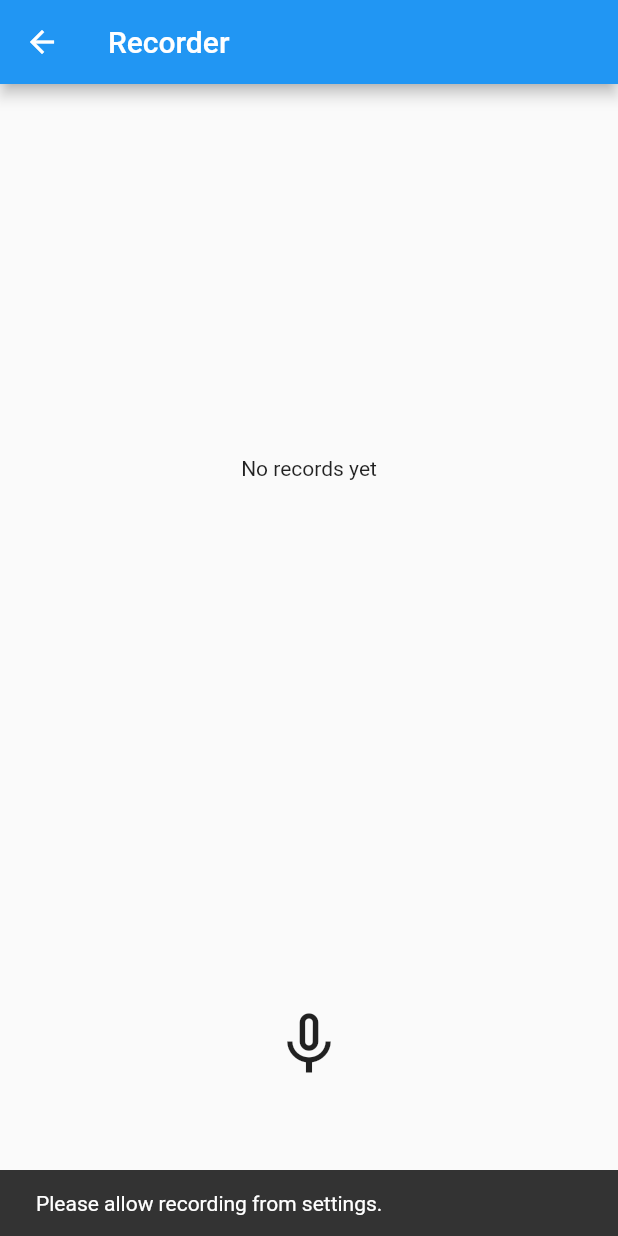
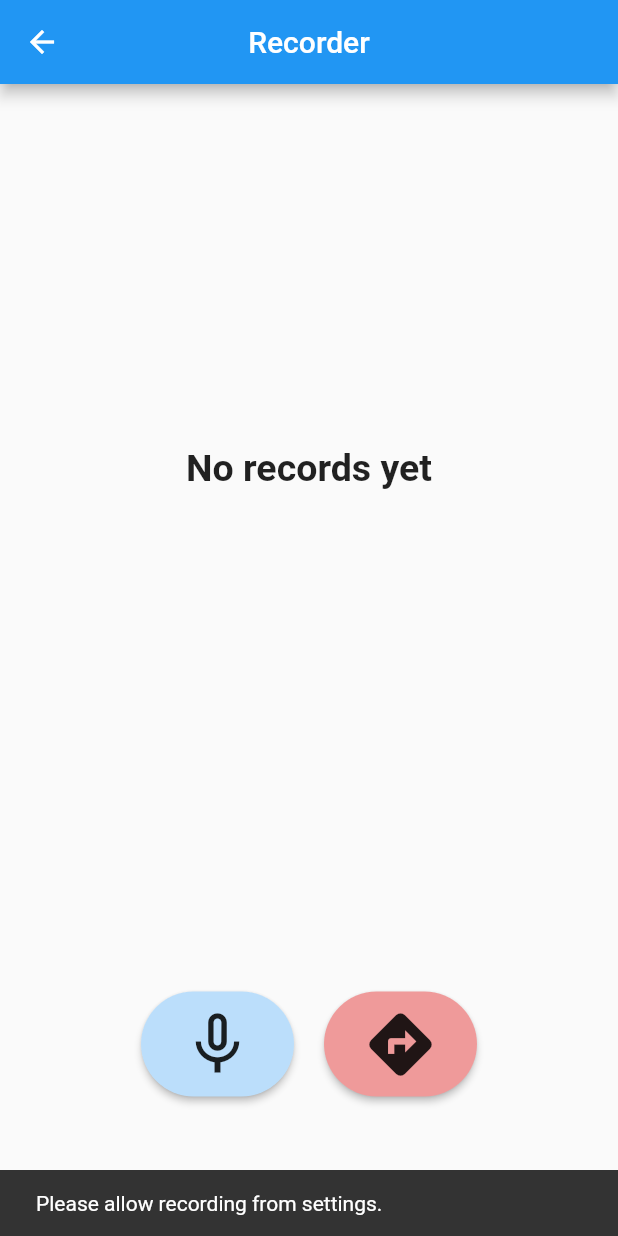
Before and after one commit to jay2607-cmd/Audio-sound-Decibal-Meter, a Flutter app: the RecorderHomeView screen opened directly, after a tap on the "mic none" icon, on a phone screen of 412 x 824 dp. Run offline on Flutter 3.47's test engine with Material 2 defaults, Android fonts, the phone set to English and light mode, and no system bars; our stand-ins replace audioplayers, camera, device_info_plus, gallery_saver, hive, hive_flutter and 3 more; missing offline and left inert: flutter_audio_recorder2, keep_screen_on, network_info_plus, noise_meter; accounts and stored records are empty; statements that could not run were skipped.

Commit message:
recording feature added , modification remaining

```diff
--- a/lib/main.dart
+++ b/lib/main.dart
@@ -21,7 +21,6 @@ void main() async {
   Hive.registerAdapter(SaveModelAdapter());
 
   await Hive.openBox<SaveModel>("savedB");
-
 
 
   SystemChrome.setPreferredOrientations([
--- a/lib/screens/recorder_homeview.dart
+++ b/lib/screens/recorder_homeview.dart
@@ -44,6 +44,7 @@ class _RecorderHomeViewState extends State<RecorderHomeView> {
     return Scaffold(
       appBar: AppBar(
         title: Text(widget._title),
+        centerTitle: true,
       ),
       body: Column(
         children: [
--- a/lib/screens/recorder_view.dart
+++ b/lib/screens/recorder_view.dart
@@ -1,5 +1,6 @@
 import 'dart:io';
 import 'package:flutter/material.dart';
+import 'package:jay_sound_meter/screens/noise_detector.dart';
 import 'package:path_provider/path_provider.dart';
 import 'package:flutter_audio_recorder2/flutter_audio_recorder2.dart';
 
@@ -11,6 +12,7 @@ class RecorderView extends StatefulWidget {
   _RecorderViewState createState() => _RecorderViewState();
 }
 
+// different states of recordings
 enum RecordingState {
   UnSet,
   Set,
@@ -21,22 +23,26 @@ enum RecordingState {
 class _RecorderViewState extends State<RecorderView> {
   IconData _recordIcon = Icons.mic_none;
   String _recordText = 'Click To Start';
+
+  // RecordingState - Inbulid variable for handling recording's state
   RecordingState _recordingState = RecordingState.UnSet;
 
-  // Recorder properties
+  //  Recorder properties
   late FlutterAudioRecorder2 audioRecorder;
 
   @override
   void initState() {
     super.initState();
 
-    FlutterAudioRecorder2.hasPermissions.then((hasPermision) {
+    FlutterAudioRecorder2.hasPermissions.then(
+      (hasPermision) {
         if (hasPermision!) {
           _recordingState = RecordingState.Set;
           _recordIcon = Icons.mic;
           _recordText = 'Record';
         }
-    });
+      },
+    );
   }
 
   @override
@@ -50,7 +56,11 @@ class _RecorderViewState extends State<RecorderView> {
     return Stack(
       alignment: Alignment.center,
       children: [
+        Row(
+          mainAxisAlignment: MainAxisAlignment.center,
+          children: [
             MaterialButton(
+              color: Colors.blue.shade100,
               onPressed: () async {
                 await _onRecordButtonPressed();
                 setState(() {});
@@ -59,13 +69,38 @@ class _RecorderViewState extends State<RecorderView> {
                 borderRadius: BorderRadius.circular(50),
               ),
               child: Container(
-            width: 150,
-            height: 150,
+                width: 70,
+                height: 70,
                 child: Icon(
                   _recordIcon,
                   size: 50,
                 ),
               ),
+            ),
+            SizedBox(
+              width: 20,
+            ),
+            MaterialButton(
+              color: Colors.red.shade200,
+              onPressed: () {
+                Navigator.push(
+                    context,
+                    MaterialPageRoute(
+                        builder: (context) => const NoiseDetector()));
+              },
+              shape: RoundedRectangleBorder(
+                borderRadius: BorderRadius.circular(50),
+              ),
+              child: Container(
+                width: 70,
+                height: 70,
+                child: Icon(
+                  Icons.directions,
+                  size: 50,
+                ),
+              ),
+            ),
+          ],
         ),
         Align(
             alignment: Alignment.bottomCenter,
@@ -86,8 +121,8 @@ class _RecorderViewState extends State<RecorderView> {
       case RecordingState.Recording:
         await _stopRecording();
         _recordingState = RecordingState.Stopped;
-        _recordIcon = Icons.fiber_manual_record;
-        _recordText = 'Record new one';
+        _recordIcon = Icons.mic_none_sharp;
+        _recordText = 'Record a new one';
         break;
 
       case RecordingState.Stopped:
@@ -96,8 +131,7 @@ class _RecorderViewState extends State<RecorderView> {
 
       case RecordingState.UnSet:
         ScaffoldMessenger.of(context).hideCurrentSnackBar();
-
-        ScaffoldMessenger.of(context).showSnackBar(SnackBar(
+        ScaffoldMessenger.of(context).showSnackBar(const SnackBar(
           content: Text('Please allow recording from settings.'),
         ));
         break;
@@ -110,9 +144,10 @@ class _RecorderViewState extends State<RecorderView> {
         '/' +
         DateTime.now().millisecondsSinceEpoch.toString() +
         '.aac';
-
+    print(filePath);
     audioRecorder =
         FlutterAudioRecorder2(filePath, audioFormat: AudioFormat.AAC);
+
     await audioRecorder.initialized;
   }
 
@@ -129,6 +164,8 @@ class _RecorderViewState extends State<RecorderView> {
 
   Future<void> _recordVoice() async {
     final hasPermission = await FlutterAudioRecorder2.hasPermissions;
+
+    /// if hasPermission is not null then returns hasPermission , otherwise returns null
     if (hasPermission ?? false) {
       await _initRecorder();
 
@@ -138,9 +175,11 @@ class _RecorderViewState extends State<RecorderView> {
       _recordText = 'Recording';
     } else {
       ScaffoldMessenger.of(context).hideCurrentSnackBar();
-      ScaffoldMessenger.of(context).showSnackBar(SnackBar(
+      ScaffoldMessenger.of(context).showSnackBar(
+        const SnackBar(
           content: Text('Please allow recording from settings.'),
-      ));
+        ),
+      );
     }
   }
 }
```
Also changed, not shown: lib/screens/recorder_listview.dart (+51 -10 lines). Lines whose indentation alone changed are shown as unchanged.
